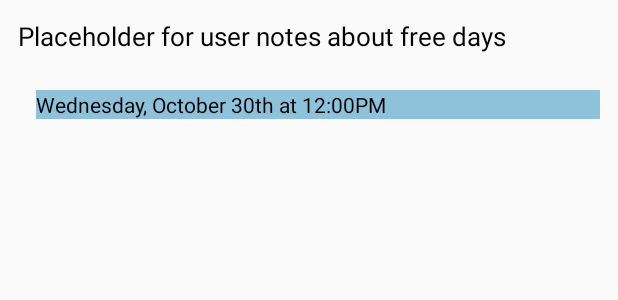
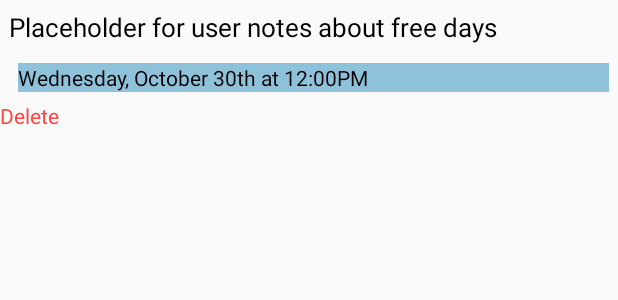
Before and after one commit to nifferdil/Free-Days, an Android app: the layout note_list_item.xml on its own in the app's theme, with its tools: preview values and no code run, on a phone screen of 412 x 824 dp. Shown: the top 300 px of the screen. Run offline under Robolectric (Android 15) with nearby library versions, the phone set to English and light mode, and no system bars.

Commit message:
try to delete note

```diff
--- a/app/src/main/res/layout/activity_category.xml
+++ b/app/src/main/res/layout/activity_category.xml
@@ -36,8 +36,10 @@
         android:layout_width="wrap_content"
         android:layout_height="wrap_content"
         android:id="@android:id/list"
+        android:layout_below="@+id/newNoteButton"
         android:layout_alignParentLeft="true"
         android:layout_alignParentStart="true"/>
+
 
     <TextView
         android:layout_width="wrap_content"
--- a/app/src/main/res/layout/note_list_item.xml
+++ b/app/src/main/res/layout/note_list_item.xml
@@ -13,7 +13,7 @@
         android:textColor="@android:color/black"
         android:layout_alignParentTop="true"
         android:layout_alignParentStart="true"
-        android:layout_margin="12sp" />
+        android:layout_margin="6sp" />
 
     <TextView
         android:layout_width="match_parent"
@@ -27,6 +27,15 @@
         android:layout_marginRight="12sp"
         android:layout_below="@+id/noteLabel"
         android:layout_alignStart="@+id/noteLabel"
-        android:layout_margin="12sp" />
+        android:layout_margin="6sp" />
+
+    <TextView
+        android:layout_width="wrap_content"
+        android:layout_height="wrap_content"
+        android:text="Delete"
+        android:id="@+id/noteDelete"
+        android:layout_below="@+id/dateLabel"
+        android:layout_alignParentStart="true"
+        android:textColor="@android:color/holo_red_light" />
 
 </RelativeLayout>
```
Also changed, not shown: app/src/main/java/adapters/NoteAdapter.java (+35 -1 lines), 1 other file.
